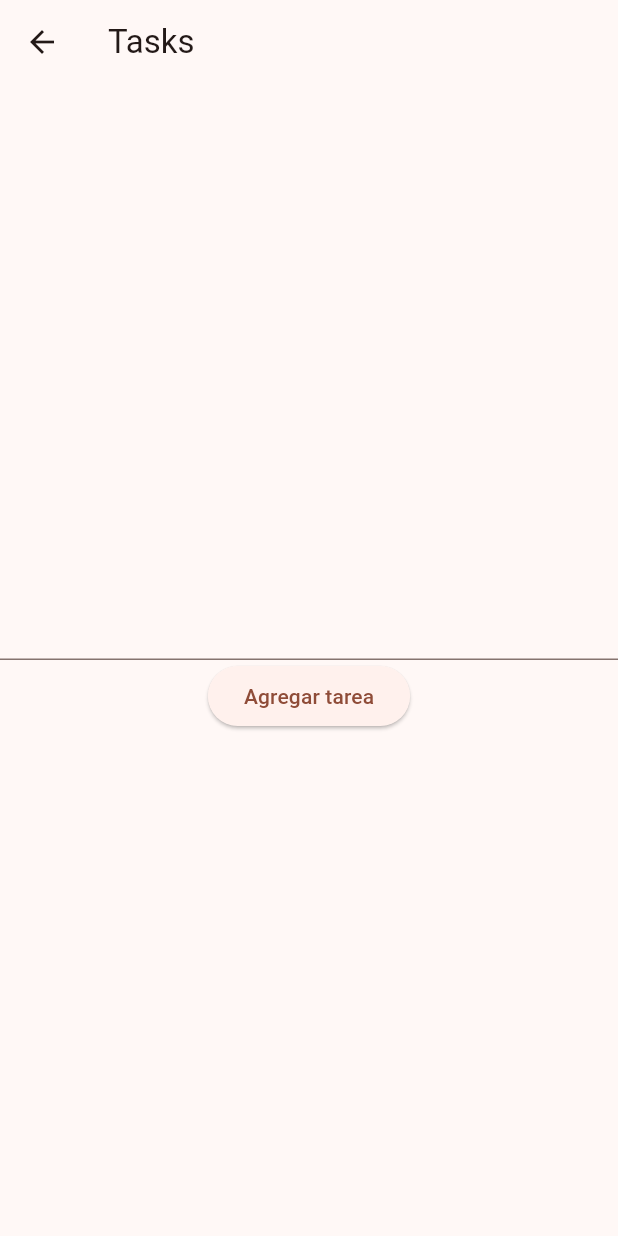
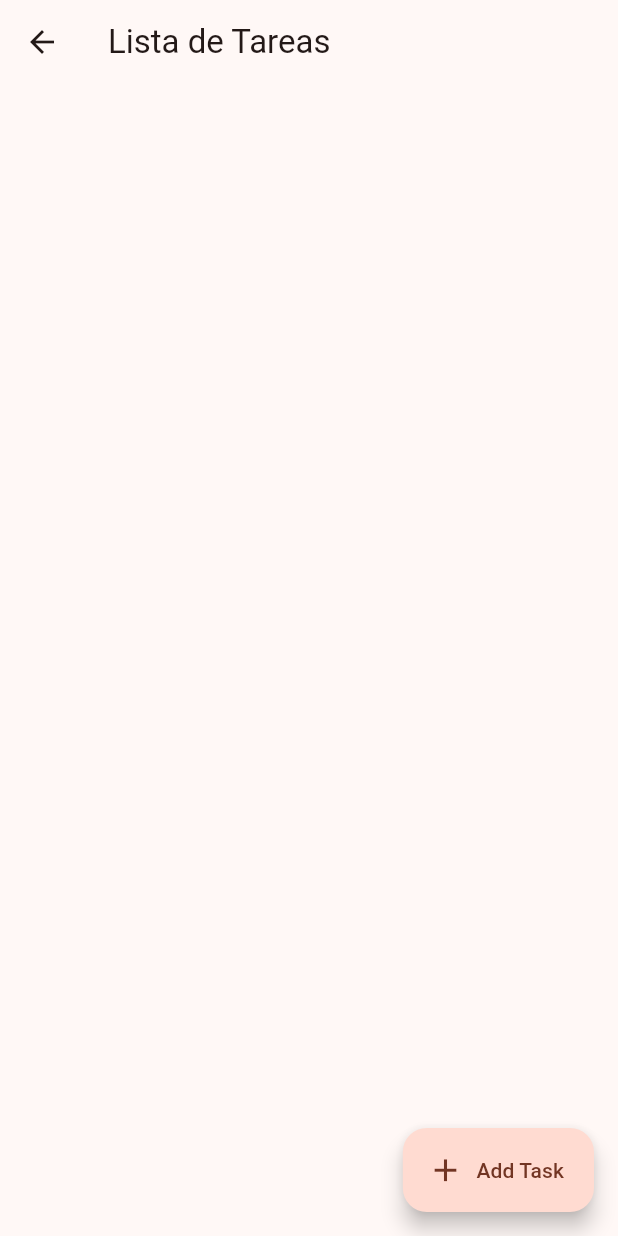
Before and after one commit to sunn02/flutter_app, a Flutter app: the TasksPage screen opened directly, on a phone screen of 412 x 824 dp. Run offline on Flutter 3.47's test engine with Material 3 defaults, Android fonts, the phone set to English and light mode, and no system bars; our stand-ins replace shared_preferences; accounts and stored records are empty.

Commit message:
`Added shared preferences functionality to tasks screen and updated dependencies`

```diff
--- a/lib/screens/tasks_screen.dart
+++ b/lib/screens/tasks_screen.dart
@@ -1,5 +1,6 @@
 import 'dart:convert';
 import 'package:flutter/material.dart';
+import 'package:shared_preferences/shared_preferences.dart';
 
 class TasksPage extends StatefulWidget {
   const TasksPage({super.key});
@@ -13,12 +14,33 @@ class _TasksPageState extends State<TasksPage> {
   TextEditingController _controller = TextEditingController(); // Manages text input fields, such as TextField or TextFormField
   List<String> tasks = [];
 
+
+  @override
+  void initState() {
+    super.initState();
+    _loadTasks();
+  }
+
+  _loadTasks() async {
+    SharedPreferences prefs = await SharedPreferences.getInstance();
+    setState(() {
+      tasks = prefs.getStringList('tasks') ?? [];
+    });
+  }
+
+  _saveTasks() async {
+    SharedPreferences prefs = await SharedPreferences.getInstance();
+    prefs.setStringList('tasks', tasks);
+  }
+
+
   void add_tasks() {
       setState(() {
           String userInput = _controller.text;
           if (userInput.isNotEmpty) {
             tasks.add(userInput);
             _controller.clear();
+            _saveTasks();
           }
       });
   }
@@ -26,27 +48,18 @@ class _TasksPageState extends State<TasksPage> {
   void delete_task(int index) {
     setState((){
       tasks.removeAt(index);
+      _saveTasks();
     });
   }
 
   @override
   Widget build(BuildContext context) {
     return Scaffold(
-      appBar: AppBar(title: Text('Tasks')),
+      appBar: AppBar(title: Text('Lista de Tareas')),
       body: Center(
         child: Column(
           mainAxisAlignment: MainAxisAlignment.center,
           children: [
-            TextField(
-            controller: _controller,
-            ),
-            ElevatedButton(
-              onPressed: () {
-                add_tasks();
-              },
-              child: Text('Agregar tarea'),
-            ),
-
             for (var task in tasks)
               Row(
                 mainAxisAlignment: MainAxisAlignment.center,
@@ -63,6 +76,39 @@ class _TasksPageState extends State<TasksPage> {
           ],
         ),
       ),
+      floatingActionButton: FloatingActionButton.extended(
+        onPressed: () {
+          // Show a dialog to add a new task
+          showDialog(
+            context: context,
+            builder: (BuildContext context) {
+              return AlertDialog(
+                title: Text('Add Task'),
+                content: Column(
+                  mainAxisSize: MainAxisSize.min,
+                  children: [
+                    TextField(
+                      controller: _controller,
+                      decoration: InputDecoration(labelText: 'Task'),
+                    ),
+                  ],
+                ),
+                actions: [
+                  ElevatedButton(
+                    onPressed: () {
+                      add_tasks();
+                      Navigator.of(context).pop(); // Close the dialog
+                    },
+                    child: Text('Add'),
+                  ),
+                ],
+              );
+            },
+          );
+        },
+        icon: Icon(Icons.add, size: 25),
+        label: const Text('Add Task'),
+      ),
     );
   }
 }
--- a/pubspec.yaml
+++ b/pubspec.yaml
@@ -33,6 +33,7 @@ dependencies:
   english_words: ^4.0.0
   provider: ^6.0.0
   http: ^0.13.5
+  shared_preferences: ^2.0.15
 
 
   # The following adds the Cupertino Icons font to your application.
```
Also changed, not shown: pubspec.lock, 2 other files.
